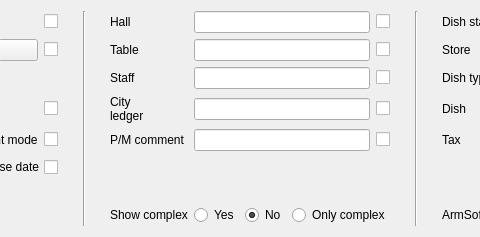
First picture: the form in Filter/frestauranttotal.ui, repository End1-1/Resort-2, before the edit; both pictures show x 250 to 730 and y 0 to 237 of the 907 by 237 pixel window.
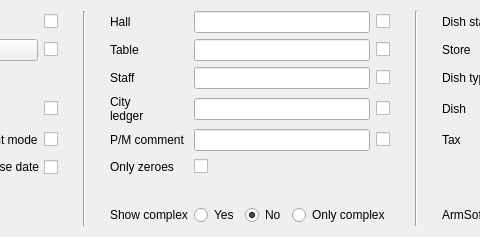
Second picture: the form after the edit. Icons and pictures are not drawn. Custom widgets are drawn as their Qt base class.

```diff
--- a/Filter/frestauranttotal.ui
+++ b/Filter/frestauranttotal.ui
@@ -753,6 +753,20 @@
      </property>
     </widget>
    </item>
+   <item row="5" column="6">
+    <widget class="QLabel" name="label_20">
+     <property name="text">
+      <string>Only zeroes</string>
+     </property>
+    </widget>
+   </item>
+   <item row="5" column="7">
+    <widget class="EQCheckBox" name="chOnlyZeroes">
+     <property name="text">
+      <string/>
+     </property>
+    </widget>
+   </item>
   </layout>
  </widget>
  <customwidgets>
```
